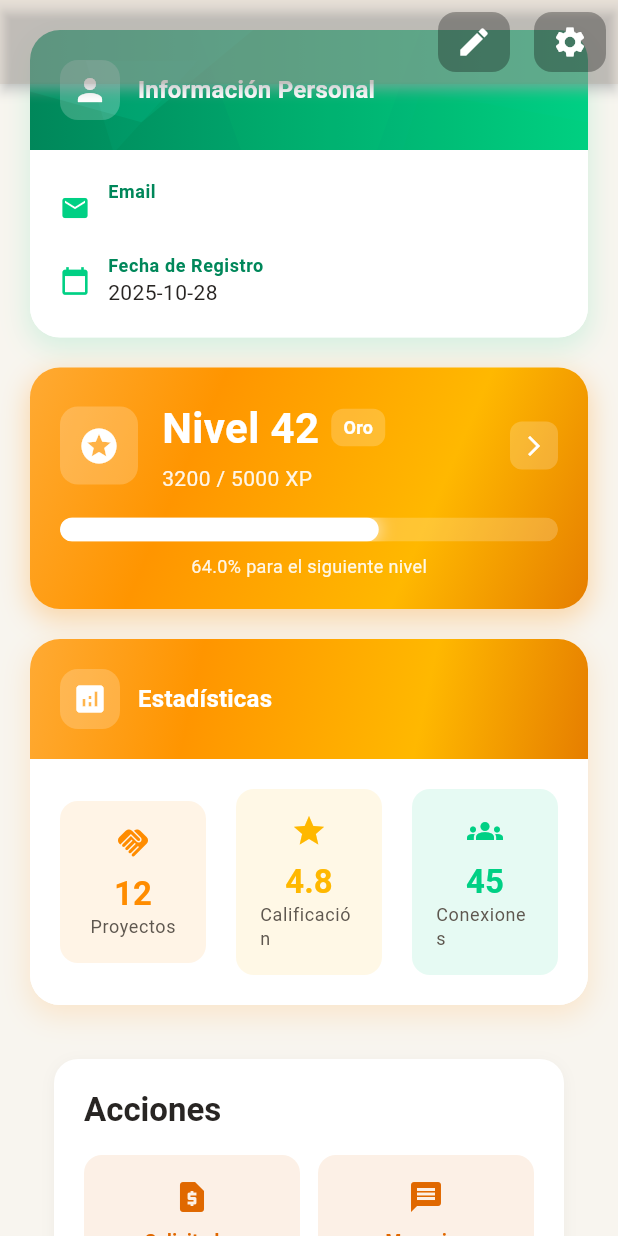
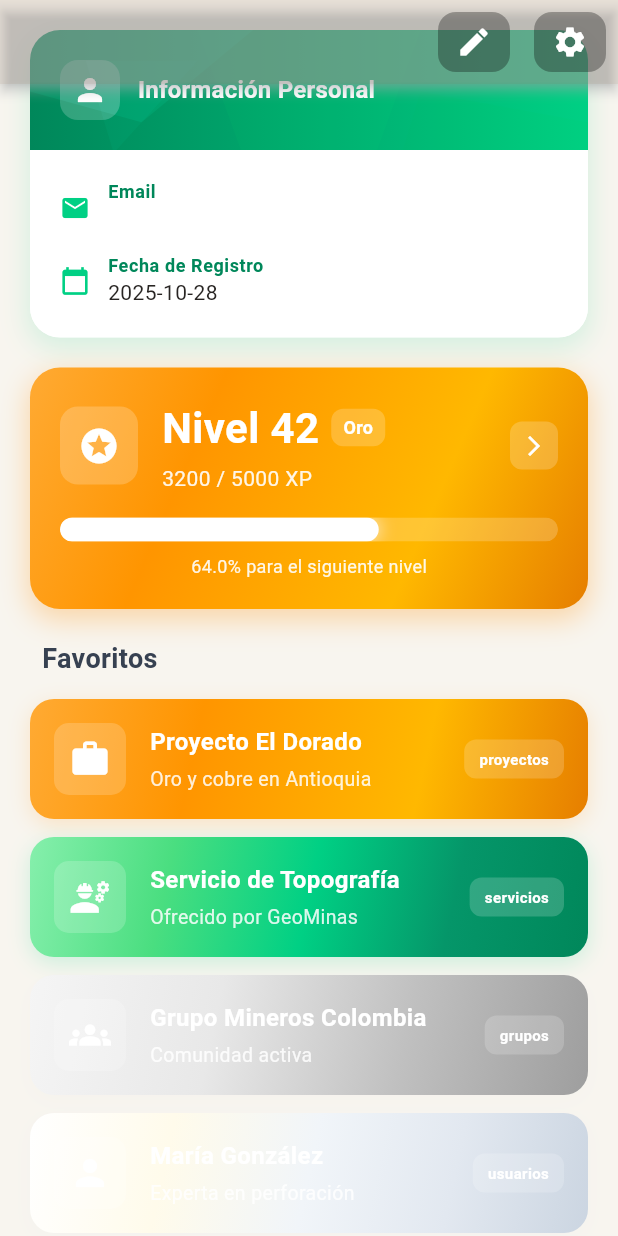
Before and after one commit to Wil-cristian/redsocial-yo-minero, a Flutter app: the ProfilePage screen opened by its route, scrolled down 280 dp, on a phone screen of 412 x 824 dp. Run offline on Flutter 3.47's test engine with Material 3 defaults, Android fonts, the phone set to English and light mode, and no system bars; our stand-ins replace flutter_dotenv, get_it, shared_preferences, supabase_flutter; missing offline and left inert: dart:html; accounts and stored records are empty.

Commit message:
Integrar sistema de favoritos mejorado: categorías con gemas, colecciones y acceso rápido en perfil

```diff
--- /dev/null
+++ b/lib/core/favorites/favorite_models.dart
@@ -0,0 +1,31 @@
+import 'package:flutter/material.dart';
+import '../achievements/achievement_models.dart';
+
+/// Categorías de favoritos con gemas
+enum FavoriteCategory {
+  proyectos,
+  servicios,
+  grupos,
+  publicaciones,
+  usuarios,
+}
+
+class FavoriteItem {
+  final String id;
+  final String title;
+  final String subtitle;
+  final IconData icon;
+  final FavoriteCategory category;
+  final GemTier gemTier;
+  final DateTime addedAt;
+
+  const FavoriteItem({
+    required this.id,
+    required this.title,
+    required this.subtitle,
+    required this.icon,
+    required this.category,
+    required this.gemTier,
+    required this.addedAt,
+  });
+}
--- /dev/null
+++ b/lib/core/favorites/favorites_repository.dart
@@ -0,0 +1,47 @@
+import 'favorite_models.dart';
+import 'package:flutter/material.dart';
+import '../achievements/achievement_models.dart';
+
+class FavoritesRepository {
+  static List<FavoriteItem> getUserFavorites(String userId) {
+    // Datos de ejemplo
+    return [
+      FavoriteItem(
+        id: 'p1',
+        title: 'Proyecto El Dorado',
+        subtitle: 'Oro y cobre en Antioquia',
+        icon: Icons.work,
+        category: FavoriteCategory.proyectos,
+        gemTier: GemTier.gold,
+        addedAt: DateTime.now().subtract(const Duration(days: 2)),
+      ),
+      FavoriteItem(
+        id: 's1',
+        title: 'Servicio de Topografía',
+        subtitle: 'Ofrecido por GeoMinas',
+        icon: Icons.engineering,
+        category: FavoriteCategory.servicios,
+        gemTier: GemTier.emerald,
+        addedAt: DateTime.now().subtract(const Duration(days: 5)),
+      ),
+      FavoriteItem(
+        id: 'g1',
+        title: 'Grupo Mineros Colombia',
+        subtitle: 'Comunidad activa',
+        icon: Icons.groups,
+        category: FavoriteCategory.grupos,
+        gemTier: GemTier.silver,
+        addedAt: DateTime.now().subtract(const Duration(days: 10)),
+      ),
+      FavoriteItem(
+        id: 'u1',
+        title: 'María González',
+        subtitle: 'Experta en perforación',
+        icon: Icons.person,
+        category: FavoriteCategory.usuarios,
+        gemTier: GemTier.diamond,
+        addedAt: DateTime.now().subtract(const Duration(days: 1)),
+      ),
+    ];
+  }
+}
--- a/lib/profile_page.dart
+++ b/lib/profile_page.dart
@@ -6,6 +6,7 @@ import 'core/auth/supabase_auth_service.dart';
 import 'core/achievements/achievement_models.dart';
 import 'core/achievements/achievements_repository.dart';
 import 'core/achievements/gem_color_helper.dart';
+import 'core/favorites/favorites_repository.dart';
 import 'requests_page.dart';
 import 'messages_page.dart';
 import 'products_page.dart';
@@ -14,6 +15,7 @@ import 'edit_profile_page.dart';
 import 'suggestions_page.dart';
 import 'achievements_page.dart';
 import 'shared/models/user.dart';
+import 'shared/widgets/favorite_gem_card.dart';
 import 'login_page.dart';
 
 class ProfilePage extends StatefulWidget {
@@ -205,6 +207,8 @@ class _ProfilePageState extends State<ProfilePage> {
               _buildInfoCard(),
               const SizedBox(height: 20),
               _buildLevelCard(),
+              const SizedBox(height: 20),
+              _buildFavoritesSection(),
               const SizedBox(height: 20),
               _buildStatsCard(typeInfo),
               const SizedBox(height: 20),
@@ -544,6 +548,31 @@ class _ProfilePageState extends State<ProfilePage> {
           ),
         ),
       ),
+    );
+  }
+
+  Widget _buildFavoritesSection() {
+    // Ejemplo: obtener favoritos del usuario
+    final favorites = FavoritesRepository.getUserFavorites(_userData?['id'] ?? 'demo');
+    if (favorites.isEmpty) {
+      return Container();
+    }
+    return Column(
+      crossAxisAlignment: CrossAxisAlignment.start,
+      children: [
+        Padding(
+          padding: const EdgeInsets.symmetric(horizontal: 8),
+          child: Text(
+            'Favoritos',
+            style: const TextStyle(
+              fontSize: 18,
+              fontWeight: FontWeight.bold,
+            ),
+          ),
+        ),
+        const SizedBox(height: 8),
+        ...favorites.map((fav) => FavoriteGemCard(favorite: fav)),
+      ],
     );
   }
 
--- /dev/null
+++ b/lib/shared/widgets/favorite_gem_card.dart
@@ -0,0 +1,98 @@
+import 'package:flutter/material.dart';
+import '../../core/favorites/favorite_models.dart';
+import '../../core/achievements/gem_color_helper.dart';
+
+class FavoriteGemCard extends StatelessWidget {
+  final FavoriteItem favorite;
+  final VoidCallback? onTap;
+
+  const FavoriteGemCard({
+    super.key,
+    required this.favorite,
+    this.onTap,
+  });
+
+  @override
+  Widget build(BuildContext context) {
+    final gradient = GemColorHelper.getGradientForTier(favorite.gemTier);
+    final color = GemColorHelper.getColorForTier(favorite.gemTier);
+
+    return InkWell(
+      onTap: onTap,
+      borderRadius: BorderRadius.circular(16),
+      child: Container(
+        margin: const EdgeInsets.symmetric(vertical: 6),
+        decoration: BoxDecoration(
+          gradient: gradient,
+          borderRadius: BorderRadius.circular(16),
+          boxShadow: [
+            BoxShadow(
+              color: color.withValues(alpha: 0.18),
+              blurRadius: 12,
+              offset: const Offset(0, 4),
+            ),
+          ],
+        ),
+        child: Padding(
+          padding: const EdgeInsets.all(16),
+          child: Row(
+            children: [
+              Container(
+                padding: const EdgeInsets.all(10),
+                decoration: BoxDecoration(
+                  color: Colors.white.withValues(alpha: 0.18),
+                  borderRadius: BorderRadius.circular(10),
+                ),
+                child: Icon(
+                  favorite.icon,
+                  color: Colors.white,
+                  size: 28,
+                ),
+              ),
+              const SizedBox(width: 16),
+              Expanded(
+                child: Column(
+                  crossAxisAlignment: CrossAxisAlignment.start,
+                  children: [
+                    Text(
+                      favorite.title,
+                      style: const TextStyle(
+                        fontSize: 16,
+                        fontWeight: FontWeight.bold,
+                        color: Colors.white,
+                      ),
+                    ),
+                    const SizedBox(height: 4),
+                    Text(
+                      favorite.subtitle,
+                      style: TextStyle(
+                        fontSize: 13,
+                        color: Colors.white.withValues(alpha: 0.85),
+                      ),
+                    ),
+                  ],
+                ),
+              ),
+              const SizedBox(width: 12),
+              Container(
+                padding: const EdgeInsets.symmetric(horizontal: 10, vertical: 6),
+                decoration: BoxDecoration(
+                  color: Colors.white.withValues(alpha: 0.18),
+                  borderRadius: BorderRadius.circular(8),
+                ),
+                child: Text(
+                  favorite.category.name,
+                  style: const TextStyle(
+                    fontSize: 10,
+                    fontWeight: FontWeight.bold,
+                    color: Colors.white,
+                  ),
+                ),
+              ),
+            ],
+          ),
+        ),
+      ),
+    );
+  }
+}
```
